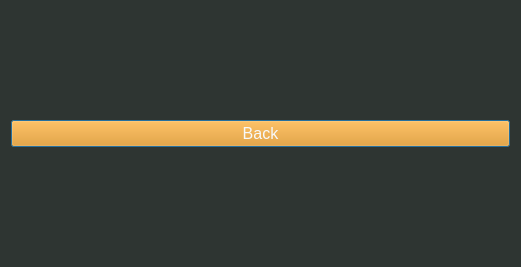
Qt form ScreenViews/StatisticsScreen.ui (bertb537/SP-Backseat_Gamer) before a commit.
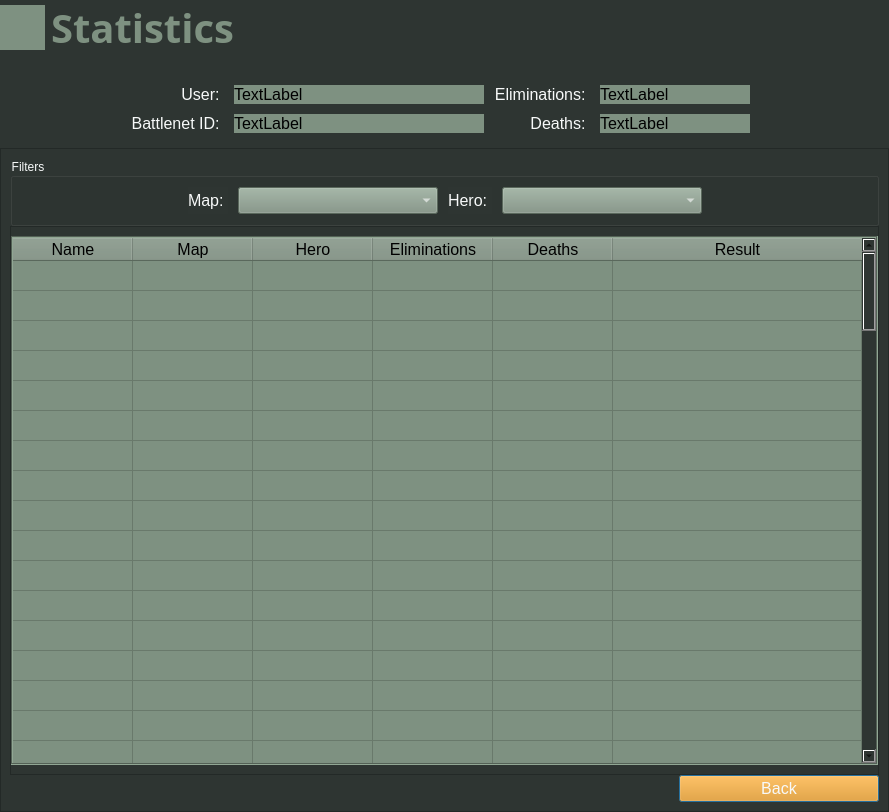
The same form after that commit.

Commit message: UI updates for Tracking and Stats screens

```diff
--- a/ScreenViews/StatisticsScreen.ui
+++ b/ScreenViews/StatisticsScreen.ui
@@ -6,8 +6,8 @@
    <rect>
     <x>0</x>
     <y>0</y>
-    <width>521</width>
-    <height>267</height>
+    <width>889</width>
+    <height>803</height>
    </rect>
   </property>
   <property name="windowTitle">
@@ -16,31 +16,809 @@
   <property name="styleSheet">
    <string notr="true">background-color: #2e3532</string>
   </property>
-  <layout class="QVBoxLayout" name="verticalLayout">
+  <layout class="QVBoxLayout" name="verticalLayout" stretch="0,0,0">
+   <property name="leftMargin">
+    <number>0</number>
+   </property>
+   <property name="topMargin">
+    <number>0</number>
+   </property>
+   <property name="rightMargin">
+    <number>0</number>
+   </property>
+   <property name="bottomMargin">
+    <number>0</number>
+   </property>
    <item>
-    <widget class="QPushButton" name="returnNavBtn">
-     <property name="sizePolicy">
-      <sizepolicy hsizetype="MinimumExpanding" vsizetype="Fixed">
-       <horstretch>0</horstretch>
-       <verstretch>0</verstretch>
-      </sizepolicy>
+    <layout class="QHBoxLayout" name="horizontalLayout">
+     <property name="bottomMargin">
+      <number>15</number>
      </property>
-     <property name="font">
-      <font>
-       <family>Segoe UI</family>
-       <pointsize>12</pointsize>
-      </font>
+     <item>
+      <widget class="QLabel" name="label_2">
+       <property name="sizePolicy">
+        <sizepolicy hsizetype="Fixed" vsizetype="Fixed">
+         <horstretch>0</horstretch>
+         <verstretch>0</verstretch>
+        </sizepolicy>
+       </property>
+       <property name="minimumSize">
+        <size>
+         <width>45</width>
+         <height>45</height>
+        </size>
+       </property>
+       <property name="maximumSize">
+        <size>
+         <width>45</width>
+         <height>45</height>
+        </size>
+       </property>
+       <property name="baseSize">
+        <size>
+         <width>45</width>
+         <height>45</height>
+        </size>
+       </property>
+       <property name="styleSheet">
+        <string notr="true">background-color:#7E9181;color:#7E9181;</string>
+       </property>
+       <property name="text">
+        <string>TextLabel</string>
+       </property>
+      </widget>
+     </item>
+     <item>
+      <widget class="QLabel" name="label">
+       <property name="sizePolicy">
+        <sizepolicy hsizetype="Fixed" vsizetype="Fixed">
+         <horstretch>0</horstretch>
+         <verstretch>0</verstretch>
+        </sizepolicy>
+       </property>
+       <property name="font">
+        <font>
+         <family>Copperplate Gothic Bold</family>
+         <pointsize>30</pointsize>
+         <weight>75</weight>
+         <bold>true</bold>
+        </font>
+       </property>
+       <property name="styleSheet">
+        <string notr="true">color: #7e9181;</string>
+       </property>
+       <property name="text">
+        <string>Statistics</string>
+       </property>
+       <property name="indent">
+        <number>0</number>
+       </property>
+      </widget>
+     </item>
+     <item>
+      <spacer name="horizontalSpacer">
+       <property name="orientation">
+        <enum>Qt::Horizontal</enum>
+       </property>
+       <property name="sizeHint" stdset="0">
+        <size>
+         <width>40</width>
+         <height>20</height>
+        </size>
+       </property>
+      </spacer>
+     </item>
+    </layout>
+   </item>
+   <item>
+    <layout class="QHBoxLayout" name="horizontalLayout_2">
+     <item>
+      <spacer name="horizontalSpacer_3">
+       <property name="orientation">
+        <enum>Qt::Horizontal</enum>
+       </property>
+       <property name="sizeHint" stdset="0">
+        <size>
+         <width>40</width>
+         <height>20</height>
+        </size>
+       </property>
+      </spacer>
+     </item>
+     <item>
+      <layout class="QGridLayout" name="gridLayout" columnstretch="0,0,0,0,0">
+       <property name="topMargin">
+        <number>9</number>
+       </property>
+       <property name="rightMargin">
+        <number>9</number>
+       </property>
+       <property name="bottomMargin">
+        <number>9</number>
+       </property>
+       <property name="spacing">
+        <number>10</number>
+       </property>
+       <item row="5" column="1">
+        <widget class="QLabel" name="label_3">
+         <property name="font">
+          <font>
+           <family>Segoe UI</family>
+           <pointsize>12</pointsize>
+          </font>
+         </property>
+         <property name="styleSheet">
+          <string notr="true">color: #f7f9f9</string>
+         </property>
+         <property name="text">
+          <string>Battlenet ID: </string>
+         </property>
+         <property name="alignment">
+          <set>Qt::AlignRight|Qt::AlignTrailing|Qt::AlignVCenter</set>
+         </property>
+        </widget>
+       </item>
+       <item row="3" column="2">
+        <widget class="QLabel" name="label_7">
+         <property name="minimumSize">
+          <size>
+           <width>250</width>
+           <height>0</height>
+          </size>
+         </property>
+         <property name="font">
+          <font>
+           <family>Segoe UI</family>
+           <pointsize>12</pointsize>
+          </font>
+         </property>
+         <property name="styleSheet">
+          <string notr="true">background-color:#7E9181;</string>
+         </property>
+         <property name="text">
+          <string>TextLabel</string>
+         </property>
+        </widget>
+       </item>
+       <item row="5" column="2">
+        <widget class="QLabel" name="label_8">
+         <property name="minimumSize">
+          <size>
+           <width>250</width>
+           <height>0</height>
+          </size>
+         </property>
+         <property name="font">
+          <font>
+           <family>Segoe UI</family>
+           <pointsize>12</pointsize>
+          </font>
+         </property>
+         <property name="styleSheet">
+          <string notr="true">background-color:#7E9181;</string>
+         </property>
+         <property name="text">
+          <string>TextLabel</string>
+         </property>
+         <property name="indent">
+          <number>0</number>
+         </property>
+        </widget>
+       </item>
+       <item row="5" column="3">
+        <widget class="QLabel" name="label_10">
+         <property name="font">
+          <font>
+           <family>Segoe UI</family>
+           <pointsize>12</pointsize>
+          </font>
+         </property>
+         <property name="styleSheet">
+          <string notr="true">color: #f7f9f9</string>
+         </property>
+         <property name="text">
+          <string>Deaths: </string>
+         </property>
+         <property name="alignment">
+          <set>Qt::AlignRight|Qt::AlignTrailing|Qt::AlignVCenter</set>
+         </property>
+        </widget>
+       </item>
+       <item row="5" column="4">
+        <widget class="QLabel" name="label_4">
+         <property name="minimumSize">
+          <size>
+           <width>150</width>
+           <height>0</height>
+          </size>
+         </property>
+         <property name="font">
+          <font>
+           <family>Segoe UI</family>
+           <pointsize>12</pointsize>
+          </font>
+         </property>
+         <property name="styleSheet">
+          <string notr="true">background-color:#7E9181;</string>
+         </property>
+         <property name="text">
+          <string>TextLabel</string>
+         </property>
+        </widget>
+       </item>
+       <item row="3" column="4">
+        <widget class="QLabel" name="label_5">
+         <property name="minimumSize">
+          <size>
+           <width>150</width>
+           <height>0</height>
+          </size>
+         </property>
+         <property name="font">
+          <font>
+           <family>Segoe UI</family>
+           <pointsize>12</pointsize>
+          </font>
+         </property>
+         <property name="styleSheet">
+          <string notr="true">background-color:#7E9181;</string>
+         </property>
+         <property name="text">
+          <string>TextLabel</string>
+         </property>
+        </widget>
+       </item>
+       <item row="3" column="1">
+        <widget class="QLabel" name="label_6">
+         <property name="font">
+          <font>
+           <family>Segoe UI</family>
+           <pointsize>12</pointsize>
+          </font>
+         </property>
+         <property name="styleSheet">
+          <string notr="true">color: #f7f9f9</string>
+         </property>
+         <property name="text">
+          <string>User: </string>
+         </property>
+         <property name="alignment">
+          <set>Qt::AlignRight|Qt::AlignTrailing|Qt::AlignVCenter</set>
+         </property>
+        </widget>
+       </item>
+       <item row="3" column="3">
+        <widget class="QLabel" name="label_9">
+         <property name="font">
+          <font>
+           <family>Segoe UI</family>
+           <pointsize>12</pointsize>
+          </font>
+         </property>
+         <property name="styleSheet">
+          <string notr="true">color: #f7f9f9</string>
+         </property>
+         <property name="text">
+          <string>Eliminations: </string>
+         </property>
+         <property name="alignment">
+          <set>Qt::AlignRight|Qt::AlignTrailing|Qt::AlignVCenter</set>
+         </property>
+        </widget>
+       </item>
+      </layout>
+     </item>
+     <item>
+      <spacer name="horizontalSpacer_2">
+       <property name="orientation">
+        <enum>Qt::Horizontal</enum>
+       </property>
+       <property name="sizeHint" stdset="0">
+        <size>
+         <width>40</width>
+         <height>20</height>
+        </size>
+       </property>
+      </spacer>
+     </item>
+    </layout>
+   </item>
+   <item>
+    <widget class="QFrame" name="frame_2">
+     <property name="frameShape">
+      <enum>QFrame::StyledPanel</enum>
      </property>
-     <property name="autoFillBackground">
-      <bool>false</bool>
+     <property name="frameShadow">
+      <enum>QFrame::Raised</enum>
      </property>
-     <property name="styleSheet">
-      <string notr="true">background-color: #f18f01;
+     <layout class="QVBoxLayout" name="verticalLayout_2">
+      <property name="spacing">
+       <number>0</number>
+      </property>
+      <item>
+       <widget class="QGroupBox" name="groupBox">
+        <property name="styleSheet">
+         <string notr="true">color: #f7f9f9</string>
+        </property>
+        <property name="title">
+         <string>Filters</string>
+        </property>
+        <layout class="QHBoxLayout" name="horizontalLayout_3">
+         <property name="spacing">
+          <number>10</number>
+         </property>
+         <item>
+          <spacer name="horizontalSpacer_4">
+           <property name="orientation">
+            <enum>Qt::Horizontal</enum>
+           </property>
+           <property name="sizeHint" stdset="0">
+            <size>
+             <width>40</width>
+             <height>20</height>
+            </size>
+           </property>
+          </spacer>
+         </item>
+         <item>
+          <widget class="QLabel" name="label_11">
+           <property name="font">
+            <font>
+             <family>Segoe UI</family>
+             <pointsize>12</pointsize>
+            </font>
+           </property>
+           <property name="styleSheet">
+            <string notr="true">color: #f7f9f9</string>
+           </property>
+           <property name="text">
+            <string>Map: </string>
+           </property>
+          </widget>
+         </item>
+         <item>
+          <widget class="QComboBox" name="comboBox_2">
+           <property name="minimumSize">
+            <size>
+             <width>200</width>
+             <height>0</height>
+            </size>
+           </property>
+           <property name="sizeIncrement">
+            <size>
+             <width>0</width>
+             <height>0</height>
+            </size>
+           </property>
+           <property name="font">
+            <font>
+             <family>Segoe UI</family>
+             <pointsize>12</pointsize>
+            </font>
+           </property>
+           <property name="styleSheet">
+            <string notr="true">background-color:#7E9181;</string>
+           </property>
+          </widget>
+         </item>
+         <item>
+          <widget class="QLabel" name="label_12">
+           <property name="font">
+            <font>
+             <family>Segoe UI</family>
+             <pointsize>12</pointsize>
+            </font>
+           </property>
+           <property name="styleSheet">
+            <string notr="true">color: #f7f9f9</string>
+           </property>
+           <property name="text">
+            <string>Hero: </string>
+           </property>
+          </widget>
+         </item>
+         <item>
+          <widget class="QComboBox" name="comboBox">
+           <property name="minimumSize">
+            <size>
+             <width>200</width>
+             <height>0</height>
+            </size>
+           </property>
+           <property name="font">
+            <font>
+             <family>Segoe UI</family>
+             <pointsize>12</pointsize>
+            </font>
+           </property>
+           <property name="styleSheet">
+            <string notr="true">background-color:#7E9181;</string>
+           </property>
+          </widget>
+         </item>
+         <item>
+          <spacer name="horizontalSpacer_5">
+           <property name="orientation">
+            <enum>Qt::Horizontal</enum>
+           </property>
+           <property name="sizeHint" stdset="0">
+            <size>
+             <width>40</width>
+             <height>20</height>
+            </size>
+           </property>
+          </spacer>
+         </item>
+        </layout>
+       </widget>
+      </item>
+      <item>
+       <widget class="QFrame" name="frame">
+        <property name="frameShape">
+         <enum>QFrame::StyledPanel</enum>
+        </property>
+        <property name="frameShadow">
+         <enum>QFrame::Raised</enum>
+        </property>
+        <layout class="QVBoxLayout" name="verticalLayout_3">
+         <property name="leftMargin">
+          <number>0</number>
+         </property>
+         <property name="topMargin">
+          <number>9</number>
+         </property>
+         <property name="rightMargin">
+          <number>0</number>
+         </property>
+         <property name="bottomMargin">
+          <number>9</number>
+         </property>
+         <item>
+          <widget class="QTableWidget" name="tableWidget">
+           <property name="sizePolicy">
+            <sizepolicy hsizetype="Expanding" vsizetype="Expanding">
+             <horstretch>0</horstretch>
+             <verstretch>0</verstretch>
+            </sizepolicy>
+           </property>
+           <property name="minimumSize">
+            <size>
+             <width>798</width>
+             <height>529</height>
+            </size>
+           </property>
+           <property name="font">
+            <font>
+             <pointsize>12</pointsize>
+            </font>
+           </property>
+           <property name="autoFillBackground">
+            <bool>true</bool>
+           </property>
+           <property name="styleSheet">
+            <string notr="true">background-color:#7E9181;</string>
+           </property>
+           <property name="frameShape">
+            <enum>QFrame::Box</enum>
+           </property>
+           <property name="frameShadow">
+            <enum>QFrame::Sunken</enum>
+           </property>
+           <property name="tabKeyNavigation">
+            <bool>false</bool>
+           </property>
+           <property name="showDropIndicator" stdset="0">
+            <bool>false</bool>
+           </property>
+           <property name="dragDropOverwriteMode">
+            <bool>false</bool>
+           </property>
+           <property name="alternatingRowColors">
+            <bool>false</bool>
+           </property>
+           <property name="gridStyle">
+            <enum>Qt::SolidLine</enum>
+           </property>
+           <property name="wordWrap">
+            <bool>true</bool>
+           </property>
+           <property name="rowCount">
+            <number>100</number>
+           </property>
+           <property name="columnCount">
+            <number>6</number>
+           </property>
+           <attribute name="horizontalHeaderCascadingSectionResizes">
+            <bool>false</bool>
+           </attribute>
+           <attribute name="horizontalHeaderDefaultSectionSize">
+            <number>120</number>
+           </attribute>
+           <attribute name="horizontalHeaderStretchLastSection">
+            <bool>true</bool>
+           </attribute>
+           <attribute name="verticalHeaderVisible">
+            <bool>false</bool>
+           </attribute>
+           <row/>
+           <row/>
+           <row/>
+           <row/>
+           <row/>
+           <row/>
+           <row/>
+           <row/>
+           <row/>
+           <row/>
+           <row/>
+           <row/>
+           <row/>
+           <row/>
+           <row/>
+           <row/>
+           <row/>
+           <row/>
+           <row/>
+           <row/>
+           <row/>
+           <row/>
+           <row/>
+           <row/>
+           <row/>
+           <row/>
+           <row/>
+           <row/>
+           <row/>
+           <row/>
+           <row/>
+           <row/>
+           <row/>
+           <row/>
+           <row/>
+           <row/>
+           <row/>
+           <row/>
+           <row/>
+           <row/>
+           <row/>
+           <row/>
+           <row/>
+           <row/>
+           <row/>
+           <row/>
+           <row/>
+           <row/>
+           <row/>
+           <row/>
+           <row/>
+           <row/>
+           <row/>
+           <row/>
+           <row/>
+           <row/>
+           <row/>
+           <row/>
+           <row/>
+           <row/>
+           <row/>
+           <row/>
+           <row/>
+           <row/>
+           <row/>
+           <row/>
+           <row/>
+           <row/>
+           <row/>
+           <row/>
+           <row/>
+           <row/>
+           <row/>
+           <row/>
+           <row/>
+           <row/>
+           <row/>
+           <row/>
+           <row/>
+           <row/>
+           <row/>
+           <row/>
+           <row/>
+           <row/>
+           <row/>
+           <row/>
+           <row/>
+           <row/>
+           <row/>
+           <row/>
+           <row/>
+           <row/>
+           <row/>
+           <row/>
+           <row/>
+           <row/>
+           <row/>
+           <row/>
+           <row/>
+           <row/>
+           <column>
+            <property name="text">
+             <string>Name</string>
+            </property>
+            <property name="font">
+             <font>
+              <pointsize>12</pointsize>
+             </font>
+            </property>
+            <property name="background">
+             <color>
+              <red>126</red>
+              <green>145</green>
+              <blue>129</blue>
+             </color>
+            </property>
+           </column>
+           <column>
+            <property name="text">
+             <string>Map</string>
+            </property>
+            <property name="font">
+             <font>
+              <pointsize>12</pointsize>
+             </font>
+            </property>
+            <property name="background">
+             <color>
+              <red>126</red>
+              <green>145</green>
+              <blue>129</blue>
+             </color>
+            </property>
+           </column>
+           <column>
+            <property name="text">
+             <string>Hero</string>
+            </property>
+            <property name="font">
+             <font>
+              <pointsize>12</pointsize>
+             </font>
+            </property>
+            <property name="background">
+             <color>
+              <red>126</red>
+              <green>145</green>
+              <blue>129</blue>
+             </color>
+            </property>
+           </column>
+           <column>
+            <property name="text">
+             <string>Eliminations</string>
+            </property>
+            <property name="font">
+             <font>
+              <pointsize>12</pointsize>
+             </font>
+            </property>
+            <property name="background">
+             <color>
+              <red>126</red>
+              <green>145</green>
+              <blue>129</blue>
+             </color>
+            </property>
+           </column>
+           <column>
+            <property name="text">
+             <string>Deaths</string>
+            </property>
+            <property name="font">
+             <font>
+              <pointsize>12</pointsize>
+             </font>
+            </property>
+            <property name="background">
+             <color>
+              <red>126</red>
+              <green>145</green>
+              <blue>129</blue>
+             </color>
+            </property>
+           </column>
+           <column>
+            <property name="text">
+             <string>Result</string>
+            </property>
+            <property name="font">
+             <font>
+              <pointsize>12</pointsize>
+             </font>
+            </property>
+            <property name="background">
+             <color>
+              <red>126</red>
+              <green>145</green>
+              <blue>129</blue>
+             </color>
+            </property>
+           </column>
+           <item row="0" column="0">
+            <property name="text">
+             <string/>
+            </property>
+            <property name="font">
+             <font>
+              <pointsize>12</pointsize>
+             </font>
+            </property>
+            <property name="background">
+             <brush brushstyle="NoBrush">
+              <color alpha="255">
+               <red>126</red>
+               <green>145</green>
+               <blue>129</blue>
+              </color>
+             </brush>
+            </property>
+            <property name="flags">
+             <set>NoItemFlags</set>
+            </property>
+           </item>
+          </widget>
+         </item>
+        </layout>
+       </widget>
+      </item>
+      <item>
+       <layout class="QHBoxLayout" name="horizontalLayout_4">
+        <item>
+         <spacer name="horizontalSpacer_6">
+          <property name="orientation">
+           <enum>Qt::Horizontal</enum>
+          </property>
+          <property name="sizeHint" stdset="0">
+           <size>
+            <width>40</width>
+            <height>20</height>
+           </size>
+          </property>
+         </spacer>
+        </item>
+        <item>
+         <widget class="QPushButton" name="returnNavBtn">
+          <property name="sizePolicy">
+           <sizepolicy hsizetype="Fixed" vsizetype="Fixed">
+            <horstretch>0</horstretch>
+            <verstretch>0</verstretch>
+           </sizepolicy>
+          </property>
+          <property name="minimumSize">
+           <size>
+            <width>200</width>
+            <height>0</height>
+           </size>
+          </property>
+          <property name="font">
+           <font>
+            <family>Segoe UI</family>
+            <pointsize>12</pointsize>
+           </font>
+          </property>
+          <property name="autoFillBackground">
+           <bool>false</bool>
+          </property>
+          <property name="styleSheet">
+           <string notr="true">background-color: #f18f01;
 color: #f7f9f9;</string>
-     </property>
-     <property name="text">
-      <string>Back</string>
-     </property>
+          </property>
+          <property name="text">
+           <string>Back</string>
+          </property>
+         </widget>
+        </item>
+       </layout>
+      </item>
+     </layout>
     </widget>
    </item>
   </layout>
```
The commit also changes 4 other files.
